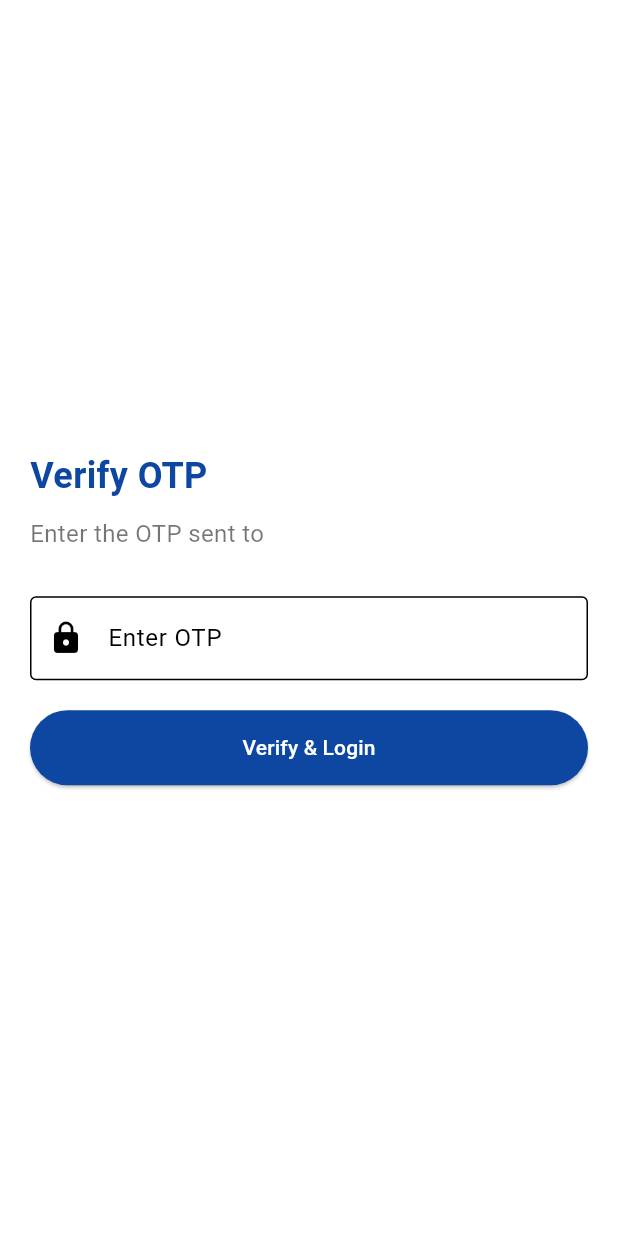
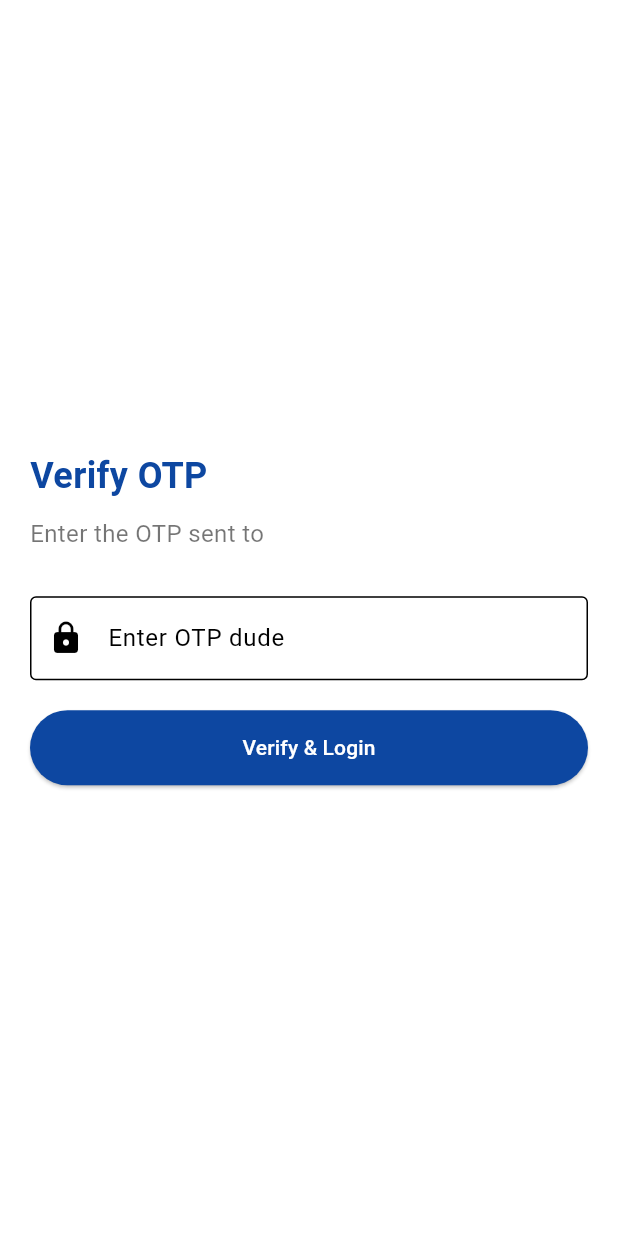
Before and after one commit to Nithish23z230/InventoryPro, a Flutter app: the OTPScreen screen opened directly with empty values, on a phone screen of 412 x 824 dp. Run offline on Flutter 3.47's test engine with Material 3 defaults, Android fonts, the light colour scheme and no system bars.

Commit message:
updated to enter otp dude!

```diff
--- a/SmartPay/flutter_frontend/lib/otp_screen.dart
+++ b/SmartPay/flutter_frontend/lib/otp_screen.dart
@@ -35,7 +35,7 @@ class _OTPScreenState extends State<OTPScreen> {
               controller: otpController,
               keyboardType: TextInputType.number,
               decoration: const InputDecoration(
-                labelText: "Enter OTP",
+                labelText: "Enter OTP dude",
                 border: OutlineInputBorder(),
                 prefixIcon: Icon(Icons.lock),
               ),
```
Also changed, not shown: 4 other files.
